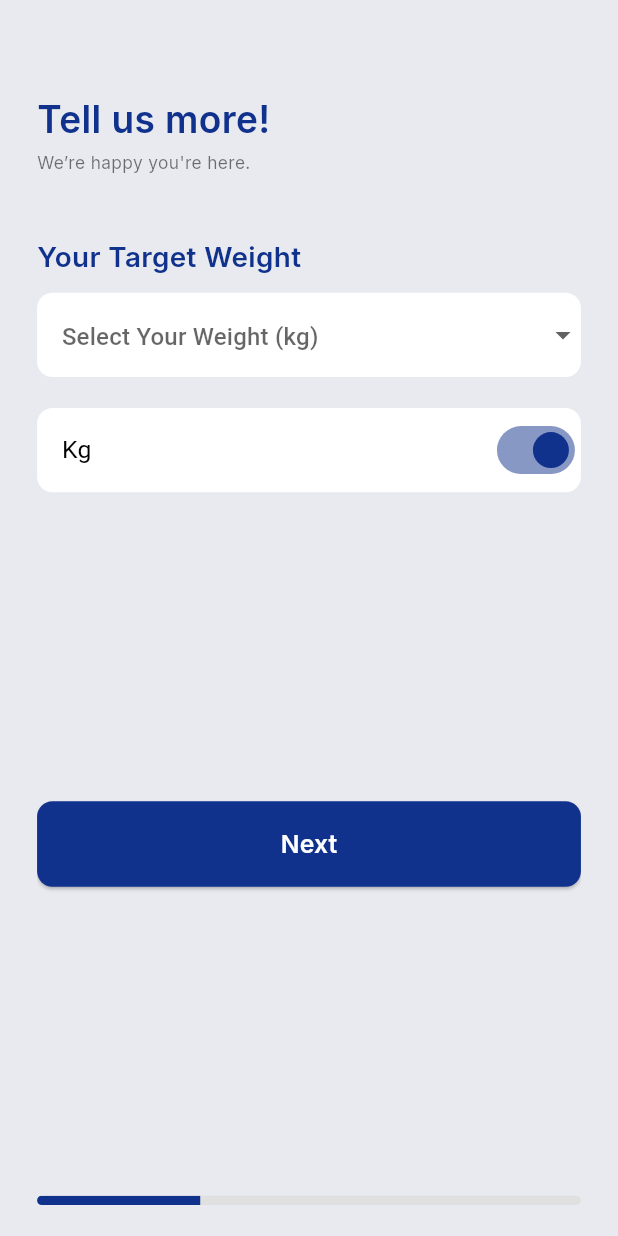
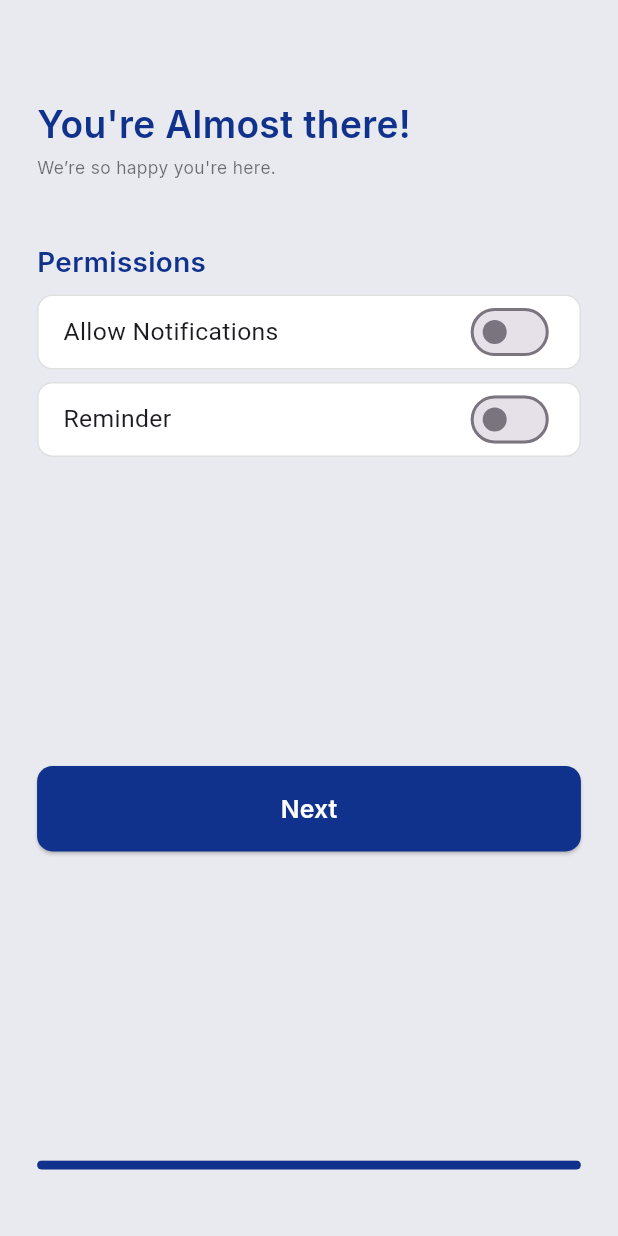
Before and after one commit to AaryaZ/Health-guide, a Flutter app: the TWeightScreen screen opened directly, after a tap on "Next", on a phone screen of 412 x 824 dp. Run offline on Flutter 3.47's test engine with Material 3 defaults, Android fonts, the phone set to English and light mode, and no system bars; our stand-ins replace country_picker, font_awesome_flutter, geocoding, geolocator, google_fonts, lottie and 3 more.

Commit message:
2 More Pages

```diff
--- a/lib/screens/registration/Tweight.dart
+++ b/lib/screens/registration/Tweight.dart
@@ -1,5 +1,6 @@
 import 'package:flutter/material.dart';
 import 'package:google_fonts/google_fonts.dart';
+import 'permissions.dart';
 
 class TWeightScreen extends StatefulWidget {
   @override
@@ -165,10 +166,10 @@ class _TWeightScreenState extends State<TWeightScreen> {
                   width: double.infinity,
                   child: ElevatedButton(
                     onPressed: () {
-                      //   Navigator.push(
-                      //     context,
-                      //     MaterialPageRoute(builder: (context) => LocationScreen()),
-                      //   );
+                        Navigator.push(
+                          context,
+                          MaterialPageRoute(builder: (context) => PermissionScreen()),
+                        );
                     },
                     style: ElevatedButton.styleFrom(
                       backgroundColor: Color(0xFF10328C),
@@ -201,7 +202,7 @@ class _TWeightScreenState extends State<TWeightScreen> {
                     child: ClipRRect(
                       borderRadius: BorderRadius.circular(10),
                       child: LinearProgressIndicator(
-                        value: 0.3,
+                        value: 0.6,
                         backgroundColor: Colors.transparent,
                         valueColor: AlwaysStoppedAnimation<Color>(Color(0xFF10328C)),
                       ),
--- a/lib/screens/registration/cweight.dart
+++ b/lib/screens/registration/cweight.dart
@@ -202,7 +202,7 @@ class _CWeightScreenState extends State<CWeightScreen> {
                     child: ClipRRect(
                       borderRadius: BorderRadius.circular(10),
                       child: LinearProgressIndicator(
-                        value: 0.3,
+                        value: 0.5,
                         backgroundColor: Colors.transparent,
                         valueColor: AlwaysStoppedAnimation<Color>(Color(0xFF10328C)),
                       ),
--- a/lib/screens/registration/height.dart
+++ b/lib/screens/registration/height.dart
@@ -242,7 +242,7 @@ class _HeightScreenState extends State<HeightScreen> {
                     child: ClipRRect(
                       borderRadius: BorderRadius.circular(10),
                       child: LinearProgressIndicator(
-                        value: 0.3,
+                        value: 0.44,
                         backgroundColor: Colors.transparent,
                         valueColor: AlwaysStoppedAnimation<Color>(Color(0xFF10328C)),
                       ),
--- a/lib/screens/registration/location.dart
+++ b/lib/screens/registration/location.dart
@@ -3,7 +3,7 @@ import 'package:google_fonts/google_fonts.dart';
 import 'package:geocoding/geocoding.dart';
 import 'package:geolocator/geolocator.dart';
 import 'package:permission_handler/permission_handler.dart';
-import 'age.dart';
+import 'gender.dart';
 
 class LocationScreen extends StatefulWidget {
   @override
@@ -126,7 +126,7 @@ class _LocationScreenState extends State<LocationScreen> {
                     onPressed: () {
                       Navigator.push(
                         context,
-                        MaterialPageRoute(builder: (context) => NameScreen()),
+                        MaterialPageRoute(builder: (context) => GenderScreen()),
                       );
                     },
                     style: ElevatedButton.styleFrom(
--- /dev/null
+++ b/lib/screens/registration/permissions.dart
@@ -0,0 +1,220 @@
+import 'package:flutter/material.dart';
+import 'package:google_fonts/google_fonts.dart';
+import 'package:permission_handler/permission_handler.dart';
+import 'location.dart';
+
+class PermissionScreen extends StatefulWidget {
+  @override
+  _PermissionScreenState createState() => _PermissionScreenState();
+}
+
+class _PermissionScreenState extends State<PermissionScreen> {
+  bool allowNotifications = false;
+  bool allowReminder = false;
+
+  Future<void> _showNotificationPermissionDialog() async {
+    return showDialog<void>(
+      context: context,
+      barrierDismissible: false, // user must tap button!
+      builder: (BuildContext context) {
+        return AlertDialog(
+          title: Text('Notification Permission'),
+          content: SingleChildScrollView(
+            child: ListBody(
+              children: <Widget>[
+                Text('This app would like to send you notifications.'),
+              ],
+            ),
+          ),
+          actions: <Widget>[
+            TextButton(
+              child: Text('Deny'),
+              onPressed: () {
+                Navigator.of(context).pop();
+              },
+            ),
+            TextButton(
+              child: Text('Allow'),
+              onPressed: () async {
+                // Request notification permission
+                var status = await Permission.notification.request();
+                if (status.isGranted) {
+                  setState(() {
+                    allowNotifications = true;
+                  });
+                } else {
+                  setState(() {
+                    allowNotifications = false;
+                  });
+                }
+                Navigator.of(context).pop();
+              },
+            ),
+          ],
+        );
+      },
+    );
+  }
+
+  Future<void> _openAppSettings() async {
+    await openAppSettings();
+  }
+
+  @override
+  Widget build(BuildContext context) {
+    // Get screen width
+    double screenWidth = MediaQuery.of(context).size.width;
+
+    return Scaffold(
+      backgroundColor: Color(0xFFE8EAF0),
+      body: Padding(
+        padding: EdgeInsets.symmetric(horizontal: screenWidth * 0.06), // 5% of screen width as horizontal padding
+        child: Center(
+          child: SingleChildScrollView(
+            child: Column(
+              crossAxisAlignment: CrossAxisAlignment.start,
+              children: [
+                SizedBox(height: screenWidth * 0.15), // 10% of screen width as top margin
+                Text(
+                  "You're Almost there!",
+                  style: GoogleFonts.inter(
+                    fontSize: screenWidth * 0.06, // 6% of screen width as font size
+                    fontWeight: FontWeight.w600,
+                    color: Color(0xFF10328C),
+                  ),
+                ),
+                SizedBox(height: screenWidth * 0.01), // 2% of screen width as vertical spacing
+                Text(
+                  "We’re so happy you're here.",
+                  style: GoogleFonts.inter(
+                    fontSize: screenWidth * 0.028, // 4% of screen width as font size
+                    color: Colors.black54,
+                  ),
+                ),
+                SizedBox(height: screenWidth * 0.1), // 8% of screen width as vertical spacing
+                Text(
+                  'Permissions',
+                  style: GoogleFonts.inter(
+                    fontSize: screenWidth * 0.045, // 4.5% of screen width as font size
+                    fontWeight: FontWeight.w600,
+                    color: Color(0xFF10328C),
+                  ),
+                ),
+                SizedBox(height: screenWidth * 0.02), // 2% of screen width as vertical spacing
+                Container(
+                  padding: EdgeInsets.symmetric(horizontal: screenWidth * 0.04), // 4% of screen width as horizontal padding
+                  decoration: BoxDecoration(
+                    color: Colors.white,
+                    borderRadius: BorderRadius.circular(screenWidth * 0.025),
+                    border: Border.all(color: Colors.grey.shade300),
+                  ),
+                  child: Row(
+                    mainAxisAlignment: MainAxisAlignment.spaceBetween,
+                    children: [
+                      Text(
+                        'Allow Notifications',
+                        style: TextStyle(fontSize: screenWidth * 0.04),
+                      ),
+                      Switch(
+                        value: allowNotifications,
+                        onChanged: (bool value) {
+                          if (value) {
+                            _showNotificationPermissionDialog();
+                          } else {
+                            setState(() {
+                              allowNotifications = value;
+                            });
+                          }
+                        },
+                        activeColor: Color(0xFF10328C),
+                      ),
+                    ],
+                  ),
+                ),
+                SizedBox(height: screenWidth * 0.02), // 2% of screen width as vertical spacing
+                Container(
+                  padding: EdgeInsets.symmetric(horizontal: screenWidth * 0.04), // 4% of screen width as horizontal padding
+                  decoration: BoxDecoration(
+                    color: Colors.white,
+                    borderRadius: BorderRadius.circular(screenWidth * 0.025),
+                    border: Border.all(color: Colors.grey.shade300),
+                  ),
+                  child: Row(
+                    mainAxisAlignment: MainAxisAlignment.spaceBetween,
+                    children: [
+                      Text(
+                        'Reminder',
+                        style: TextStyle(fontSize: screenWidth * 0.04),
+                      ),
+                      Switch(
+                        value: allowReminder,
+                        onChanged: (bool value) {
+                          setState(() {
+                            allowReminder = value;
+                          });
+                          if (value) {
+                            _openAppSettings();
+                          }
+                        },
+                        activeColor: Color(0xFF10328C),
+                      ),
+                    ],
+                  ),
+                ),
+                SizedBox(height: screenWidth * 0.5), // 8% of screen width as vertical spacing
+                SizedBox(
+                  width: double.infinity,
+                  child: ElevatedButton(
+                    onPressed: () {
+                      Navigator.push(
+                        context,
+                        MaterialPageRoute(builder: (context) => LocationScreen()),
+                      );
+                    },
+                    style: ElevatedButton.styleFrom(
+                      backgroundColor: Color(0xFF10328C),
+                      padding: EdgeInsets.symmetric(vertical: screenWidth * 0.04), // 4% of screen width as vertical padding
+                      shape: RoundedRectangleBorder(
+                        borderRadius: BorderRadius.circular(screenWidth * 0.025), // 2.5% of screen width as border radius
+                      ),
+                    ),
+                    child: Text(
+                      'Next',
+                      style: GoogleFonts.inter(
+                        fontSize: screenWidth * 0.04, // 4.5% of screen width as font size
+                        color: Colors.white,
+                        fontWeight: FontWeight.w600,
+                      ),
+                    ),
+                  ),
+                ),
+                SizedBox(height: screenWidth * 0.5), // 5% of screen width as vertical spacing
+                Container(
+                  padding: EdgeInsets.only(bottom: screenWidth * 0.05),
+                  alignment: Alignment.bottomCenter,
+                  child: Container(
+                    height: screenWidth * 0.015, // Increase height by 2 pixels
+                    width: double.infinity, // Take full width of the screen
+                    decoration: BoxDecoration(
+                      borderRadius: BorderRadius.circular(10), // Rounded border radius
+                      color: Colors.grey.shade300, // Background color
+                    ),
+                    child: ClipRRect(
+                      borderRadius: BorderRadius.circular(10), // Clip content to rounded borders
+                      child: LinearProgressIndicator(
+                        value: 1,
+                        backgroundColor: Colors.transparent, // Transparent background for rounded corners
+                        valueColor: AlwaysStoppedAnimation<Color>(Color(0xFF10328C)),
+                      ),
+                    ),
+                  ),
+                ),
+                SizedBox(height: screenWidth * 0.05), // 5% of screen width as bottom margin
+              ],
+            ),
+          ),
+        ),
+      ),
+    );
+  }
+}
--- a/pubspec.yaml
+++ b/pubspec.yaml
@@ -15,11 +15,12 @@ dependencies:
   page_transition: ^2.0.0
   geolocator: ^7.7.0
   geocoding: ^2.0.1
-  permission_handler: ^10.3.0
+  permission_handler: ^10.0.0
   country_picker: ^2.0.26
   lottie: ^3.1.2
   provider: ^6.1.2
   pinput: ^5.0.0
+  font_awesome_flutter: ^10.1.0
 
 dev_dependencies:
   flutter_test:
```
Also changed, not shown: lib/screens/registration/gender.dart (added, +151 -0 lines), pubspec.lock, 1 other file.
